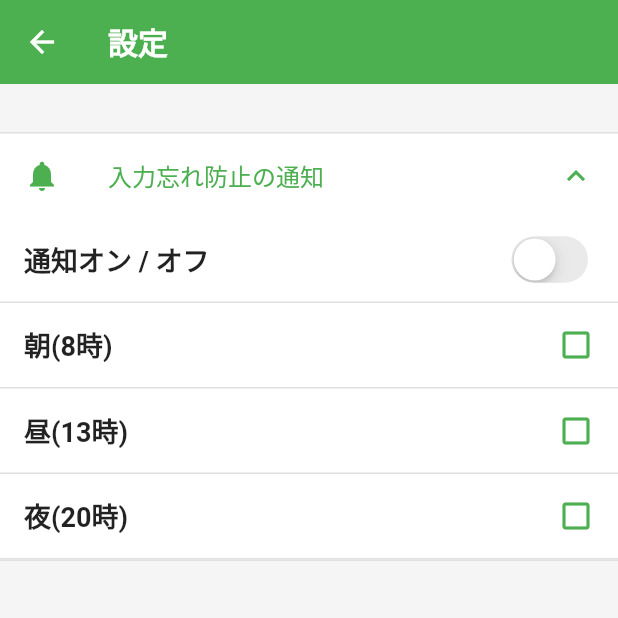
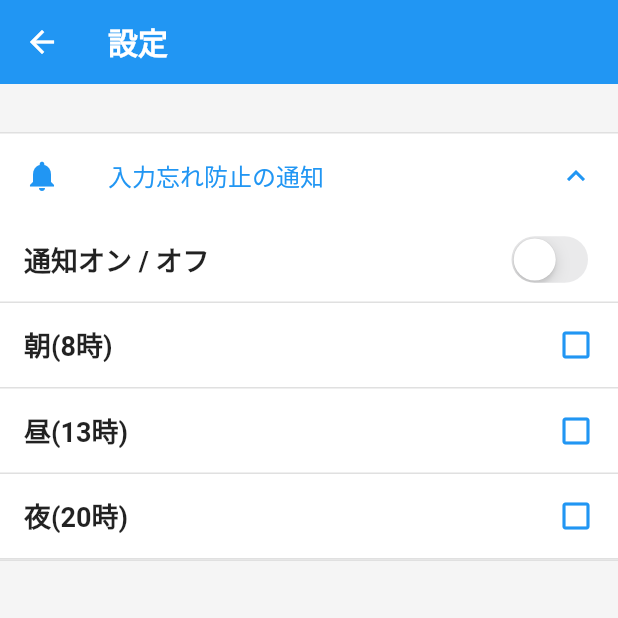
Before and after one commit to gaoypChina/food-record, a Flutter app: the SettingsPage screen opened directly, on a phone screen of 412 x 824 dp, the top half of it. Run offline on Flutter 3.47's test engine with Material 2 defaults, Android fonts, the phone set to English and light mode, and no system bars; our stand-ins replace charts_flutter, firebase_analytics, firebase_core, flutter_local_notifications, flutter_riverpod, permission_handler and 3 more; missing offline and left inert: app_review, app_settings; accounts and stored records are empty.

Commit message:
:lipstick: change green to blue in color

```diff
--- a/lib/app/custom/custom_page.dart
+++ b/lib/app/custom/custom_page.dart
@@ -116,7 +116,7 @@ class CustomPage extends ConsumerWidget {
           // Stack(
           //   children: [
           //     Container(
-          //       color: Colors.green,
+          //       color: Colors.blue,
           //     ),
           //     Padding(
           //       padding: const EdgeInsets.all(20.0),
--- a/lib/app/edit_category/edit_category_page.dart
+++ b/lib/app/edit_category/edit_category_page.dart
@@ -72,7 +72,7 @@ class EditCategoryPage extends ConsumerWidget {
           await _editCategoryMethod.newCategoryDialog(context, viewModel);
           // await newCategoryDialog(context, viewModel);
         },
-        backgroundColor: Colors.green,
+        backgroundColor: Colors.blue,
         child: Icon(
           Icons.add,
         ),
@@ -81,7 +81,7 @@ class EditCategoryPage extends ConsumerWidget {
       //   onPressed: () {
       //     print('カテゴリーを追加する');
       //   },
-      //   backgroundColor: Colors.green,
+      //   backgroundColor: Colors.blue,
       //   icon: Icon(
       //     Icons.add,
       //   ),
--- a/lib/app/home/funky_overlay.dart
+++ b/lib/app/home/funky_overlay.dart
@@ -55,7 +55,7 @@ class FunkyOverlayState extends State<FunkyOverlay>
                 children: [
                   Icon(
                     Icons.check_circle_rounded,
-                    color: Colors.green,
+                    color: Colors.blue,
                     size: 64,
                   ),
                   SizedBox(
--- a/lib/app/home/home_page.dart
+++ b/lib/app/home/home_page.dart
@@ -18,7 +18,7 @@ class HomePage extends ConsumerWidget {
     return Scaffold(
       appBar: AppBar(
         elevation: 0,
-        backgroundColor: Colors.green,
+        backgroundColor: Colors.blue,
         title: Column(
           children: const [
             Text(
@@ -73,12 +73,12 @@ class HomePage extends ConsumerWidget {
                       //     });
                     },
                     style: OutlinedButton.styleFrom(
-                      primary: Colors.green,
+                      primary: Colors.blue,
                       shape: RoundedRectangleBorder(
                         borderRadius: BorderRadius.circular(8),
                       ),
                       side: const BorderSide(
-                        color: Colors.green,
+                        color: Colors.blue,
                       ),
                     ),
                     child: Text(
--- a/lib/app/home/mini_record_button.dart
+++ b/lib/app/home/mini_record_button.dart
@@ -20,10 +20,10 @@ class MiniRecordButton extends StatelessWidget {
       height: 64,
       child: MaterialButton(
         // style: OutlinedButton.styleFrom(
-        // primary: Colors.green,
+        // primary: Colors.blue,
         shape: const CircleBorder(
           side: BorderSide(
-            color: Colors.green,
+            color: Colors.blue,
           ),
         ),
         elevation: 0,
@@ -45,7 +45,7 @@ class MiniRecordButton extends StatelessWidget {
           style: TextStyle(
             fontSize: 10,
             fontWeight: FontWeight.bold,
-            color: Colors.green,
+            color: Colors.blue,
           ),
         ),
       ),
--- a/lib/app/home/record_button.dart
+++ b/lib/app/home/record_button.dart
@@ -20,7 +20,7 @@ class RecordButton extends StatelessWidget {
       height: 100,
       child: ElevatedButton(
         style: ElevatedButton.styleFrom(
-          primary: Colors.green,
+          primary: Colors.blue,
           shape: CircleBorder(),
           elevation: 0,
         ),
--- a/lib/app/report/report_page.dart
+++ b/lib/app/report/report_page.dart
@@ -62,7 +62,7 @@ class ReportPage extends ConsumerWidget {
                 viewModel.loadCustomPeriod(),
               });
         },
-        backgroundColor: Colors.green,
+        backgroundColor: Colors.blue,
         label: Text('期間を設定'),
         icon: Icon(
           Icons.search,
@@ -70,7 +70,7 @@ class ReportPage extends ConsumerWidget {
       ),
       appBar: AppBar(
         elevation: 0,
-        backgroundColor: Colors.green,
+        backgroundColor: Colors.blue,
         title: Column(
           children: const [
             Text(
@@ -301,7 +301,7 @@ class ReportPage extends ConsumerWidget {
         leading: Icon(
           Icons.arrow_back_ios,
           size: 32,
-          color: Colors.green,
+          color: Colors.blue,
         ),
         title: Text(
           record.category,
--- a/lib/app/root/root_page.dart
+++ b/lib/app/root/root_page.dart
@@ -124,7 +124,7 @@ class RootPageState extends ConsumerState<RootPage> {
         //   color: Color.fromARGB(255, 27, 152, 40),
         // ),
         type: BottomNavigationBarType.fixed,
-        selectedItemColor: Color.fromARGB(255, 27, 152, 40),
+        selectedItemColor: Colors.blue,
         items: const [
           BottomNavigationBarItem(
             icon: Icon(Icons.edit),
--- a/lib/app/settings/settings_page.dart
+++ b/lib/app/settings/settings_page.dart
@@ -42,7 +42,7 @@ class SettingsPage extends ConsumerWidget {
               initiallyExpanded: true,
               leading: Icon(
                 Icons.notifications,
-                color: Colors.green,
+                color: Colors.blue,
               ),
               backgroundColor: Colors.white,
               collapsedBackgroundColor: Colors.white,
@@ -87,7 +87,7 @@ class SettingsPage extends ConsumerWidget {
                 //   title: '入力忘れ防止の通知',
                 //   icon: Icon(
                 //     Icons.notifications,
-                //     color: Colors.green,
+                //     color: Colors.blue,
                 //   ),
                 // ),
               ],
@@ -98,7 +98,7 @@ class SettingsPage extends ConsumerWidget {
           //   title: 'このアプリを紹介する',
           //   icon: Icon(
           //     Icons.share_sharp,
-          //     color: Colors.green,
+          //     color: Colors.blue,
           //   ),
           //   onTap: () {
           //     print('紹介するよ〜〜〜');
@@ -110,7 +110,7 @@ class SettingsPage extends ConsumerWidget {
           //   title: 'このアプリを評価する',
           //   icon: Icon(
           //     Icons.thumb_up_outlined,
-          //     color: Colors.green,
+          //     color: Colors.blue,
           //   ),
           //   onTap: () async {
           //     await appReview();
--- a/lib/app/settings/simple_data_tile.dart
+++ b/lib/app/settings/simple_data_tile.dart
@@ -159,11 +159,11 @@ class MorningCheckBox extends StatelessWidget {
       child: viewModel.isMorning
           ? Icon(
               Icons.check_box,
-              color: Colors.green,
+              color: Colors.blue,
             )
           : Icon(
               Icons.check_box_outline_blank,
-              color: Colors.green,
+              color: Colors.blue,
             ),
     );
   }
@@ -186,11 +186,11 @@ class NoonCheckBox extends StatelessWidget {
       child: viewModel.isNoon
           ? Icon(
               Icons.check_box,
-              color: Colors.green,
+              color: Colors.blue,
             )
           : Icon(
               Icons.check_box_outline_blank,
-              color: Colors.green,
+              color: Colors.blue,
             ),
     );
   }
@@ -213,11 +213,11 @@ class NightCheckBox extends StatelessWidget {
       child: viewModel.isNight
           ? Icon(
               Icons.check_box,
-              color: Colors.green,
+              color: Colors.blue,
             )
           : Icon(
               Icons.check_box_outline_blank,
-              color: Colors.green,
+              color: Colors.blue,
             ),
     );
   }
--- a/lib/app/settings/toggle_tile.dart
+++ b/lib/app/settings/toggle_tile.dart
@@ -96,6 +96,7 @@ class ToggleTile extends StatelessWidget {
             //     ? Icon(Icons.check_box)
             //     :
             CupertinoSwitch(
+              activeColor: Colors.blue,
               value: viewModel.canBeNotified,
               onChanged: (isValue) async {
                 // print('通知: $isValue');
--- a/lib/main.dart
+++ b/lib/main.dart
@@ -40,7 +40,7 @@ class MyApp extends StatelessWidget {
       debugShowCheckedModeBanner: false,
       title: '食費管理アプリ',
       theme: ThemeData(
-        primarySwatch: Colors.green,
+        primarySwatch: Colors.blue,
       ),
       home: const RootPage(
           // analytics: analytics,
```
